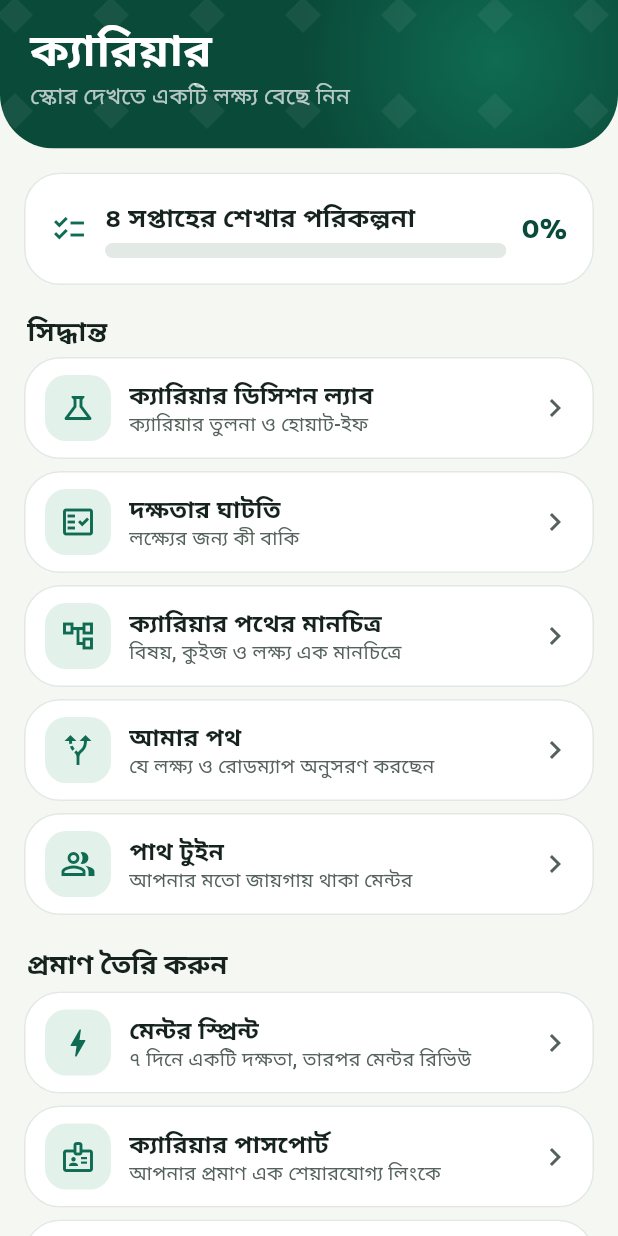
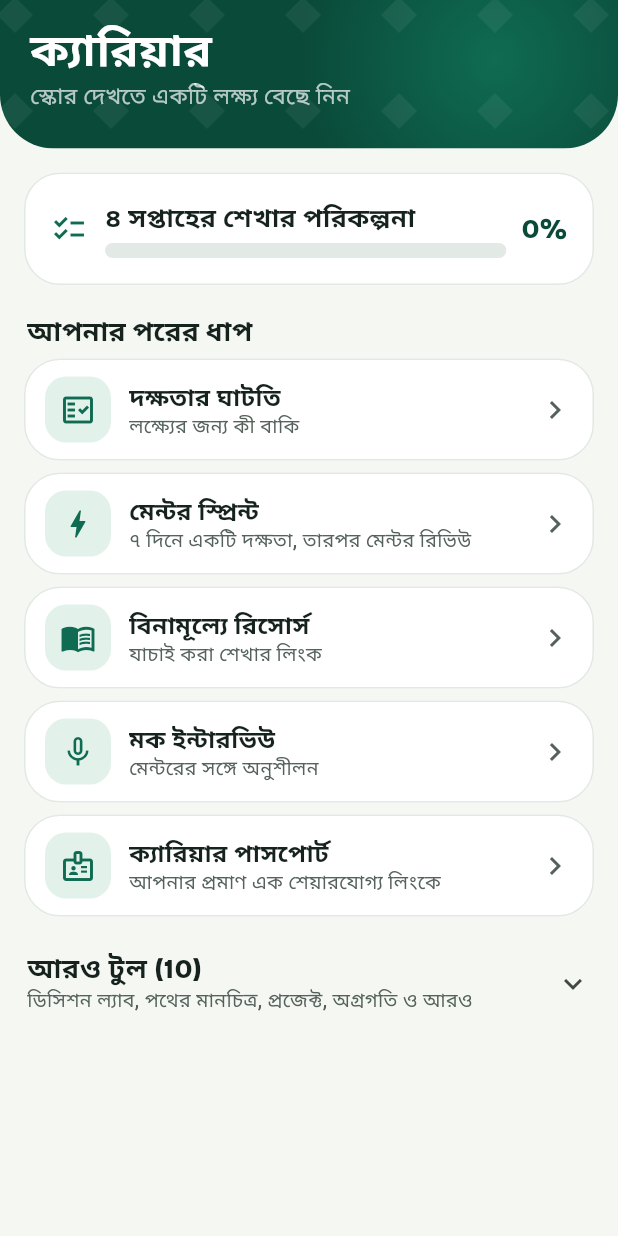
Before and after one commit to RoBiul-Hasan-Jisan/MentorLink-BD, a Flutter app: the CareerHub widget shown alone on an empty page, opened directly, on a phone screen of 412 x 824 dp. Run offline on Flutter 3.47's test engine with Material 3 defaults, Android fonts, the phone set to English and light mode, and no system bars; our stand-ins replace dio, firebase_auth, firebase_core, firebase_messaging, flutter_map, flutter_riverpod and 9 more; missing offline and left inert: file_saver; accounts and stored records are empty; network calls fail; Roboto replaces fonts that are missing (Hind Siliguri).

Commit message:
feat(mobile): improve career features

```diff
--- a/mobile/lib/features/career.dart
+++ b/mobile/lib/features/career.dart
@@ -64,24 +64,33 @@ class CareerHub extends ConsumerWidget {
           const SizedBox(width: 10), Text('${plan?['progress'] ?? 0}%', style: display(18, color: Brand.forest)),
         ])),
         const _PlanReviewCard(),
-        Padding(padding: const EdgeInsets.fromLTRB(2, 8, 2, 8), child: Text(tr(context, 'Decide', 'সিদ্ধান্ত'), style: display(18, color: Brand.ink))),
+        Padding(padding: const EdgeInsets.fromLTRB(2, 8, 2, 8), child: Text(tr(context, 'Your next steps', 'আপনার পরের ধাপ'), style: display(18, color: Brand.ink))),
+        _tile(context, Icons.fact_check_outlined, tr(context, 'Skill gaps', 'দক্ষতার ঘাটতি'), tr(context, 'What is missing for your goal', 'লক্ষ্যের জন্য কী বাকি'), '/skill-gap'),
+        _tile(context, Icons.bolt_outlined, tr(context, 'Mentor Sprint', 'মেন্টর স্প্রিন্ট'), tr(context, '7 days on one skill, then a mentor review', '৭ দিনে একটি দক্ষতা, তারপর মেন্টর রিভিউ'), '/sprints'),
+        _tile(context, Icons.menu_book_outlined, tr(context, 'Free resources', 'বিনামূল্যে রিসোর্স'), tr(context, 'Vetted learning links', 'যাচাই করা শেখার লিংক'), '/resources'),
+        _tile(context, Icons.mic_none, tr(context, 'Mock interviews', 'মক ইন্টারভিউ'), tr(context, 'Practice with a mentor', 'মেন্টরের সঙ্গে অনুশীলন'), '/mock-interviews'),
+        _tile(context, Icons.badge_outlined, tr(context, 'Career Passport', 'ক্যারিয়ার পাসপোর্ট'), tr(context, 'Your proof in one shareable link', 'আপনার প্রমাণ এক শেয়ারযোগ্য লিংকে'), '/passport'),
+        Theme(
+          data: Theme.of(context).copyWith(dividerColor: Colors.transparent),
+          child: ExpansionTile(
+            tilePadding: const EdgeInsets.symmetric(horizontal: 2),
+            childrenPadding: EdgeInsets.zero,
+            title: Text(tr(context, 'More tools (10)', 'আরও টুল (10)'), style: display(18, color: Brand.ink)),
+            subtitle: Text(tr(context, 'Decision Lab, pathway map, projects, progress and more', 'ডিসিশন ল্যাব, পথের মানচিত্র, প্রজেক্ট, অগ্রগতি ও আরও'), style: body(13, color: Brand.muted)),
+            children: [
           _tile(context, Icons.science_outlined, tr(context, 'Career Decision Lab', 'ক্যারিয়ার ডিসিশন ল্যাব'), tr(context, 'Compare careers and run a what-if', 'ক্যারিয়ার তুলনা ও হোয়াট-ইফ'), '/decision-lab'),
-        _tile(context, Icons.fact_check_outlined, tr(context, 'Skill gaps', 'দক্ষতার ঘাটতি'), tr(context, 'What is missing for your goal', 'লক্ষ্যের জন্য কী বাকি'), '/skill-gap'),
           _tile(context, Icons.account_tree_outlined, tr(context, 'Career pathway map', 'ক্যারিয়ার পথের মানচিত্র'), tr(context, 'Topics, quizzes and your target on one map', 'বিষয়, কুইজ ও লক্ষ্য এক মানচিত্রে'), '/career-graph'),
           _tile(context, Icons.alt_route, tr(context, 'My paths', 'আমার পথ'), tr(context, 'Targets and roadmaps you follow', 'যে লক্ষ্য ও রোডম্যাপ অনুসরণ করছেন'), '/my-paths'),
           _tile(context, Icons.people_alt_outlined, tr(context, 'Path Twin', 'পাথ টুইন'), tr(context, 'Mentors who were where you are', 'আপনার মতো জায়গায় থাকা মেন্টর'), '/path-twins'),
-        Padding(padding: const EdgeInsets.fromLTRB(2, 14, 2, 8), child: Text(tr(context, 'Build proof', 'প্রমাণ তৈরি করুন'), style: display(18, color: Brand.ink))),
-        _tile(context, Icons.bolt_outlined, tr(context, 'Mentor Sprint', 'মেন্টর স্প্রিন্ট'), tr(context, '7 days on one skill, then a mentor review', '৭ দিনে একটি দক্ষতা, তারপর মেন্টর রিভিউ'), '/sprints'),
-        _tile(context, Icons.badge_outlined, tr(context, 'Career Passport', 'ক্যারিয়ার পাসপোর্ট'), tr(context, 'Your proof in one shareable link', 'আপনার প্রমাণ এক শেয়ারযোগ্য লিংকে'), '/passport'),
           _tile(context, Icons.folder_special_outlined, tr(context, 'Projects & GitHub', 'প্রজেক্ট ও GitHub'), tr(context, 'Add projects, link GitHub, ask for review', 'প্রজেক্ট যোগ, GitHub যুক্ত, রিভিউ চান'), '/portfolio'),
           _tile(context, Icons.support_agent, tr(context, 'Find help for a problem', 'সমস্যার জন্য সাহায্য খুঁজুন'), tr(context, 'A skill gap or a kind of help to a mentor', 'দক্ষতার ঘাটতি বা সাহায্যের ধরন থেকে মেন্টর'), '/help-finder'),
           _tile(context, Icons.work_outline, tr(context, 'What employers ask for', 'নিয়োগদাতারা কী চান'), tr(context, 'Gap check against real postings', 'আসল পোস্টিংয়ের সঙ্গে ঘাটতি যাচাই'), '/job-gaps'),
-        _tile(context, Icons.mic_none, tr(context, 'Mock interviews', 'মক ইন্টারভিউ'), tr(context, 'Practice with a mentor', 'মেন্টরের সঙ্গে অনুশীলন'), '/mock-interviews'),
-        _tile(context, Icons.menu_book_outlined, tr(context, 'Free resources', 'বিনামূল্যে রিসোর্স'), tr(context, 'Vetted learning links', 'যাচাই করা শেখার লিংক'), '/resources'),
-        Padding(padding: const EdgeInsets.fromLTRB(2, 14, 2, 8), child: Text(tr(context, 'Track', 'অগ্রগতি'), style: display(18, color: Brand.ink))),
           _tile(context, Icons.insights_outlined, tr(context, 'My progress & badges', 'আমার অগ্রগতি ও ব্যাজ'), tr(context, 'Readiness over time', 'সময়ের সঙ্গে প্রস্তুতি'), '/progress'),
           _tile(context, Icons.rate_review_outlined, tr(context, 'Mentor feedback', 'মেন্টরের ফিডব্যাক'), tr(context, 'Reviews of your work', 'আপনার কাজের রিভিউ'), '/my-reviews'),
           _tile(context, Icons.timeline, tr(context, 'Career outcome tracker', 'ক্যারিয়ার ফলাফল ট্র্যাকার'), tr(context, 'Interviews, offers, internships', 'ইন্টারভিউ, অফার, ইন্টার্নশিপ'), '/outcome-tracker'),
+            ],
+          ),
+        ),
       ])),
     ]);
   }
```
Lines whose indentation alone changed are shown as unchanged.
